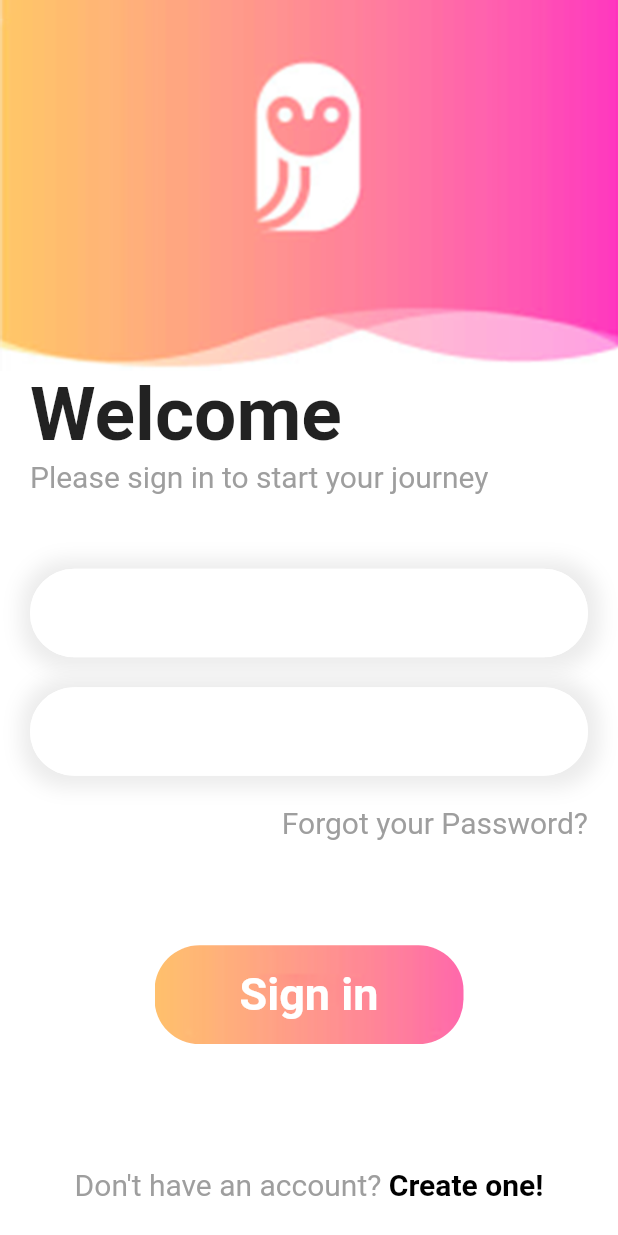
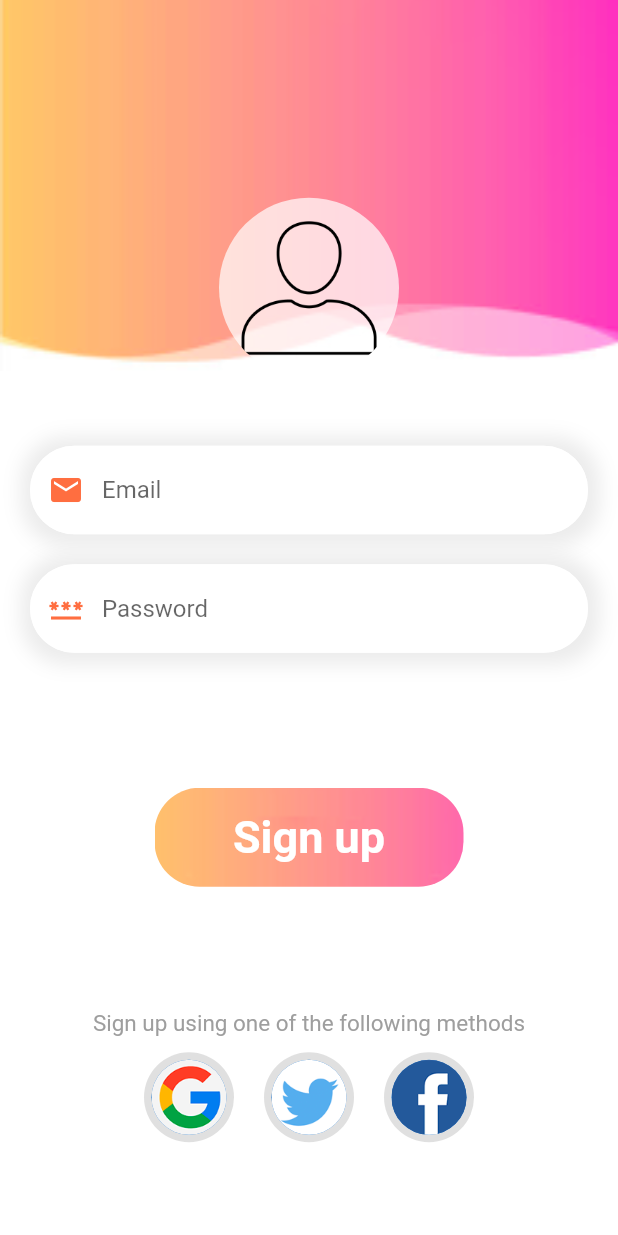
Before and after one commit to AxelSiliezar/HealthApp_HCI, a Flutter app: the screen it shows after launch, on a phone screen of 412 x 824 dp. Run offline on Flutter 3.47's test engine with Material 2 defaults, Android fonts, the phone set to English and light mode, and no system bars.

Commit message:
Sign up created

```diff
--- a/lib/main.dart
+++ b/lib/main.dart
@@ -1,5 +1,6 @@
 import 'package:flutter/material.dart';
 import 'package:healthapp_hci/login_page.dart';
+import 'package:healthapp_hci/signup_page.dart';
 
 void main() {
   runApp(const MyApp());
@@ -17,7 +18,7 @@ class MyApp extends StatelessWidget {
 
         primarySwatch: Colors.blue,
       ),
-      home: LoginPage()
+      home: SignUpPage()
     );
   }
 }
--- /dev/null
+++ b/lib/signup_page.dart
@@ -0,0 +1,179 @@
+import 'package:flutter/material.dart';
+
+class SignUpPage extends StatelessWidget {
+  const SignUpPage({Key? key}) : super(key: key);
+
+  @override
+  Widget build(BuildContext context) {
+
+    List images = [
+      "g.png",
+      "t.png",
+      "f.png"
+    ];
+
+    double w = MediaQuery.of(context).size.width;
+    double h = MediaQuery.of(context).size.height;
+    return Scaffold(
+        backgroundColor: Colors.white,
+        body: Column(
+          children: [
+            Container(
+              width: w,
+              height: h*0.3,
+              decoration: BoxDecoration(
+                  image: DecorationImage(
+                      image: AssetImage(
+                          "img/signup.png"
+                      ),
+                      fit: BoxFit.cover
+                  )
+              ),
+              child: Column(
+                children: [
+                  SizedBox(height: h*0.16,),
+                  CircleAvatar(
+                    backgroundColor: Colors.white70,
+                    radius: 60,
+                    backgroundImage: AssetImage(
+                      "img/profile.png"
+                    ),
+                  )
+                ],
+              ),
+            ),
+            Container(
+              margin: const EdgeInsets.only(left: 20, right: 20),
+              width: w,
+              child: Column(
+                crossAxisAlignment: CrossAxisAlignment.start,
+                children: [
+
+                  SizedBox(
+                    height: 50,
+                  ),
+                  Container(
+                    decoration: BoxDecoration(
+                        color: Colors.white,
+                        borderRadius: BorderRadius.circular(30),
+                        boxShadow: [
+                          BoxShadow(
+                              blurRadius: 10,
+                              spreadRadius: 7,
+                              offset: Offset(1, 1),
+                              color: Colors.grey.withOpacity(0.2))
+                        ]),
+                    child: TextField(
+                      decoration: InputDecoration(
+                        hintText: "Email",
+                          prefixIcon: Icon(Icons.email, color: Colors.deepOrangeAccent,),
+                          focusedBorder: OutlineInputBorder(
+                              borderRadius: BorderRadius.circular(30),
+                              borderSide:
+                                  BorderSide(color: Colors.white, width: 1.0)),
+                          enabledBorder: OutlineInputBorder(
+                              borderRadius: BorderRadius.circular(30),
+                              borderSide:
+                                  BorderSide(color: Colors.white, width: 1.0)),
+                          border: OutlineInputBorder(
+                              borderRadius: BorderRadius.circular(30))),
+                    ),
+                  ),
+                  SizedBox(
+                    height: 20,
+                  ),
+                  Container(
+                    decoration: BoxDecoration(
+                        color: Colors.white,
+                        borderRadius: BorderRadius.circular(30),
+                        boxShadow: [
+                          BoxShadow(
+                              blurRadius: 10,
+                              spreadRadius: 7,
+                              offset: Offset(1, 1),
+                              color: Colors.grey.withOpacity(0.2))
+                        ]),
+                    child: TextField(
+                      decoration: InputDecoration(
+                          hintText: "Password",
+                          prefixIcon: Icon(Icons.password_outlined, color: Colors.deepOrangeAccent,),
+                          focusedBorder: OutlineInputBorder(
+                              borderRadius: BorderRadius.circular(30),
+                              borderSide:
+                                  BorderSide(color: Colors.white, width: 1.0)),
+                          enabledBorder: OutlineInputBorder(
+                              borderRadius: BorderRadius.circular(30),
+                              borderSide:
+                                  BorderSide(color: Colors.white, width: 1.0)),
+                          border: OutlineInputBorder(
+                              borderRadius: BorderRadius.circular(30))),
+                    ),
+                  ),
+                  SizedBox(
+                    height: 20,
+                  ),
+                  /*Row(
+                    children: [
+                      Expanded(
+                        child: Container(),
+                      ),
+                      Text(
+                        "Forgot your Password?",
+                        style: TextStyle(fontSize: 20, color: Colors.grey[500]),
+                      )
+                    ],
+                  )*/
+                ],
+              ),
+            ),
+            SizedBox(
+              height: 70,
+            ),
+            Container(
+              width: w * 0.5,
+              height: h * 0.08,
+              decoration: BoxDecoration(
+                  borderRadius: BorderRadius.circular(30),
+                  image: DecorationImage(
+                      image: AssetImage("img/loginbtn.png"),
+                      fit: BoxFit.cover)),
+              child: Center(
+                child: Text(
+                  "Sign up",
+                  style: TextStyle(
+                      fontSize: 30,
+                      fontWeight: FontWeight.bold,
+                      color: Colors.white),
+                ),
+              ),
+            ),
+            SizedBox(height: w * 0.2),
+            RichText(
+                text: TextSpan(
+                    text: "Sign up using one of the following methods",
+                    style: TextStyle(color: Colors.grey[500], fontSize: 15),
+                    )),
+            Wrap(
+              children: List<Widget>.generate(
+                3, (index){
+                  return Padding(
+                    padding: const EdgeInsets.all(10.0),
+                    child: CircleAvatar(
+                      radius: 30,
+                      backgroundColor: Colors.grey[300],
+                      child: CircleAvatar(
+                        radius: 25,
+                        backgroundImage: AssetImage(
+                          "img/"+images[index]
+                        ),
+                      ),
+                    ),
+                  );
+              }
+              ),
+            )
+          ],
+        )
+    );
+  }
+}
```
